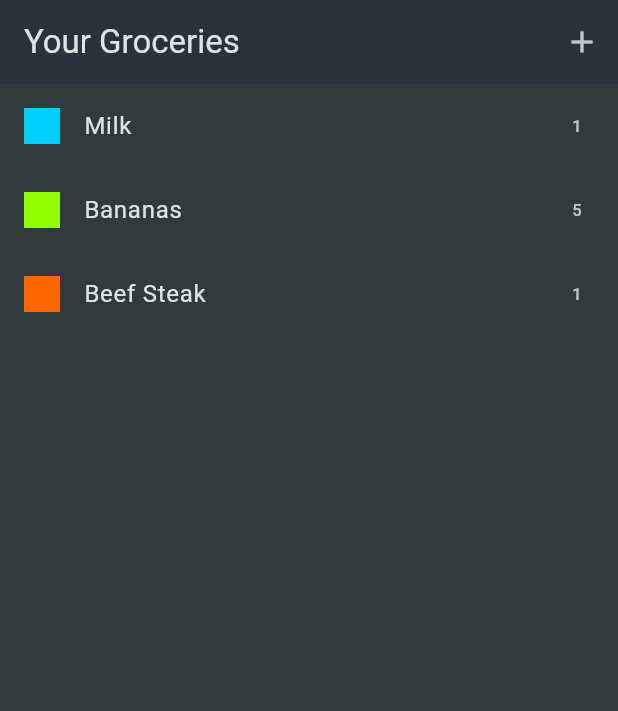
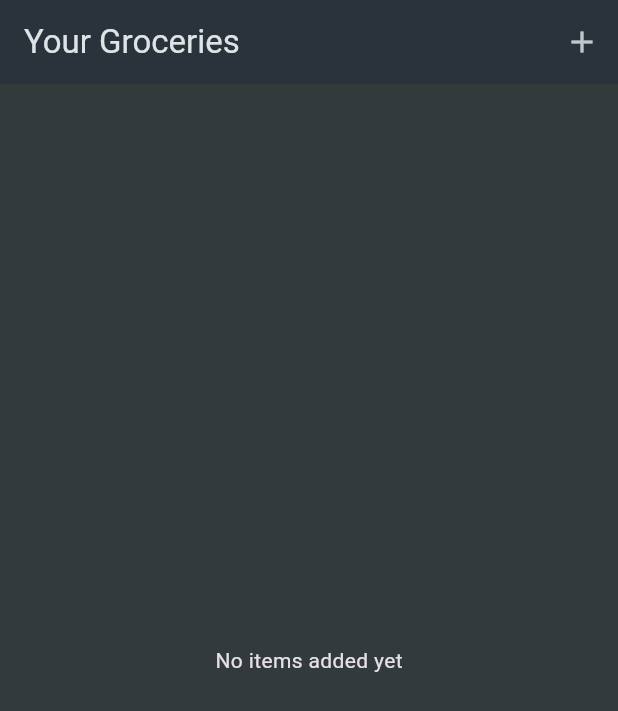
Before and after one commit to ramazansahin11/shopping_list_app_flutter_course, a Flutter app: the screen it shows after launch, on a phone screen of 412 x 824 dp. Shown: the top 711 px of the screen. Run offline on Flutter 3.47's test engine with Material 3 defaults, Android fonts, the phone set to English and light mode, and no system bars.

Commit message:
refactor: remove dummy items and update grocery list functionality

```diff
--- a/lib/data/dummy_items.dart
+++ /dev/null
@@ -1,24 +0,0 @@
-import 'package:shopping_list_app_flutter_course/data/categories.dart';
-import 'package:shopping_list_app_flutter_course/models/category.dart';
-import 'package:shopping_list_app_flutter_course/models/grocery_item.dart';
-
-final groceryItems = [
-  GroceryItem(
-    id: 'a',
-    name: 'Milk',
-    quantity: 1,
-    category: categories[Categories.dairy]!,
-  ),
-  GroceryItem(
-    id: 'b',
-    name: 'Bananas',
-    quantity: 5,
-    category: categories[Categories.fruit]!,
-  ),
-  GroceryItem(
-    id: 'c',
-    name: 'Beef Steak',
-    quantity: 1,
-    category: categories[Categories.meat]!,
-  ),
-];
--- a/lib/widgets/grocery_list.dart
+++ b/lib/widgets/grocery_list.dart
@@ -1,5 +1,5 @@
 import 'package:flutter/material.dart';
-import 'package:shopping_list_app_flutter_course/data/dummy_items.dart';
+import 'package:shopping_list_app_flutter_course/models/grocery_item.dart';
 import 'package:shopping_list_app_flutter_course/widgets/new_item.dart';
 
 class GroceryList extends StatefulWidget {
@@ -10,35 +10,57 @@ class GroceryList extends StatefulWidget {
 }
 
 class _GroceryListState extends State<GroceryList> {
-  void _addItem() {
-    Navigator.of(
+  final List<GroceryItem> _groceryItems = [];
+  void _addItem() async {
+    final newItem = await Navigator.of(
       context,
-    ).push(MaterialPageRoute(builder: (context) => NewItem()));
+    ).push<GroceryItem>(MaterialPageRoute(builder: (context) => NewItem()));
+
+    if (newItem == null) {
+      return;
+    }
+    setState(() {
+      _groceryItems.add(newItem);
+    });
   }
 
   @override
   Widget build(BuildContext context) {
+    Widget content = const Center(child: Text('No items added yet'));
+
+    if (_groceryItems.isNotEmpty) {
+      content = Center(
+        child: ListView.builder(
+          itemCount: _groceryItems.length,
+          itemBuilder: (context, index) {
+            return Dismissible(
+              background: Container(color: Colors.red),
+              key: ValueKey(_groceryItems[index].id),
+              onDismissed: (direction) {
+                setState(() {
+                  _groceryItems.remove(_groceryItems[index]);
+                });
+              },
+              child: ListTile(
+                title: Text(_groceryItems[index].name),
+                leading: Container(
+                  height: 24,
+                  width: 24,
+                  color: _groceryItems[index].category.color,
+                ),
+                trailing: Text(_groceryItems[index].quantity.toString()),
+              ),
+            );
+          },
+        ),
+      );
+    }
     return Scaffold(
       appBar: AppBar(
         title: Text("Your Groceries"),
         actions: [IconButton(onPressed: _addItem, icon: Icon(Icons.add))],
       ),
-      body: Center(
-        child: ListView.builder(
-          itemCount: groceryItems.length,
-          itemBuilder: (context, index) {
-            return ListTile(
-              title: Text(groceryItems[index].name),
-              leading: Container(
-                height: 24,
-                width: 24,
-                color: groceryItems[index].category.color,
-              ),
-              trailing: Text(groceryItems[index].quantity.toString()),
-            );
-          },
-        ),
-      ),
+      body: content,
     );
   }
 }
```
Also changed, not shown: lib/widgets/new_item.dart (+16 -4 lines).
